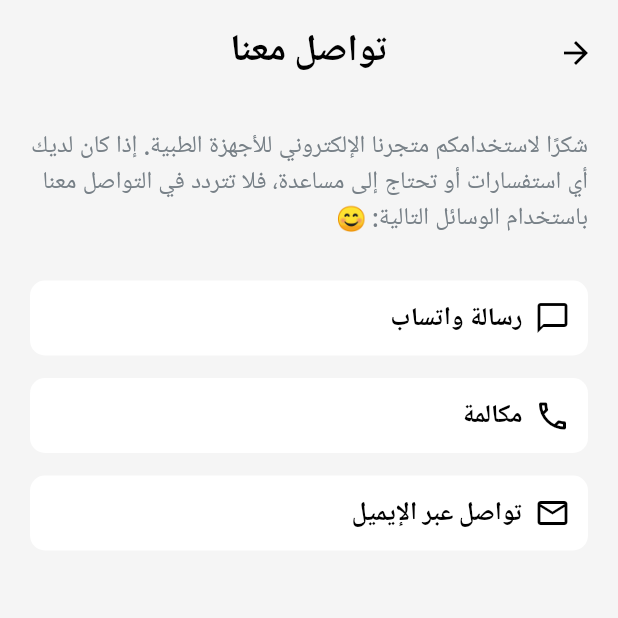
After one commit to mohammednajy/medical-devices-shop, a Flutter app: the ContactUsView screen opened by its route, after a tap on "تواصل عبر الإيميل", on a phone screen of 412 x 824 dp, the top half of it. The commit adds this screen. Run offline on Flutter 3.47's test engine with Material 2 defaults, Android fonts, the phone set to English and light mode, and no system bars; our stand-ins replace cloud_firestore, firebase_auth, firebase_core, flutter_spinkit, get_it, shared_preferences and 2 more; accounts and stored records are empty.

Commit message:
support feature and some home changes

```diff
--- a/lib/core/router/routers_name.dart
+++ b/lib/core/router/routers_name.dart
@@ -9,4 +9,5 @@ class RouteName {
   static const String devicesView = 'devicesView';
   static const String devicesDetailsView = 'devicesDetailsView';
   static const String cartView = 'cartView';
+  static const String contactUsView = 'contactUsView';
 }
--- a/lib/core/router/routes.dart
+++ b/lib/core/router/routes.dart
@@ -15,6 +15,7 @@ import 'package:medical_devices_app/modules/home/model/device_model.dart';
 import 'package:medical_devices_app/modules/onboarding/controller/onboarding_controller.dart';
 import 'package:medical_devices_app/modules/onboarding/view/onboarding_view.dart';
 import 'package:medical_devices_app/modules/order/view/cart_view.dart';
+import 'package:medical_devices_app/modules/profile/view/contactUs_view.dart';
 import 'package:provider/provider.dart';
 
 class RouteGenerator {
@@ -77,6 +78,11 @@ class RouteGenerator {
         return MaterialPageRoute(
             builder: (_) => const CartView(),
             settings: const RouteSettings(name: RouteName.cartView));
+
+      case RouteName.contactUsView:
+        return MaterialPageRoute(
+            builder: (_) => const ContactUsView(),
+            settings: const RouteSettings(name: RouteName.contactUsView));
       default:
         return unDefineRoute();
     }
--- a/lib/main.dart
+++ b/lib/main.dart
@@ -6,6 +6,7 @@ import 'package:medical_devices_app/core/router/routes.dart';
 import 'package:medical_devices_app/core/services/local_services/shared_perf.dart';
 import 'package:medical_devices_app/core/utils/theme_manager.dart';
 import 'package:medical_devices_app/firebase_options.dart';
+// ignore: depend_on_referenced_packages
 import 'package:flutter_localizations/flutter_localizations.dart';
 import 'package:medical_devices_app/modules/category/controller/category_controller.dart';
 import 'package:medical_devices_app/modules/home/controller/home_controller.dart';
@@ -26,7 +27,7 @@ void main() async {
     ChangeNotifierProvider(create: (context) => HomeController()),
     ChangeNotifierProvider(create: (context) => OrderController()),
     ChangeNotifierProvider(create: (context) => ProfileController()),
-  ], child: const MyApp()));
+  ], child: const MyApp(),),);
 }
 
 class MyApp extends StatelessWidget {
--- a/lib/modules/category/view/category_view.dart
+++ b/lib/modules/category/view/category_view.dart
@@ -2,7 +2,6 @@ import 'package:flutter/material.dart';
 import 'package:medical_devices_app/core/router/router.dart';
 import 'package:medical_devices_app/core/router/routers_name.dart';
 import 'package:medical_devices_app/core/services/remote_services/base_model.dart';
-import 'package:medical_devices_app/core/services/remote_services/firebase_init.dart';
 import 'package:medical_devices_app/core/utils/extentions.dart';
 import 'package:medical_devices_app/core/widgets/appbar_custom.dart';
 import 'package:medical_devices_app/core/widgets/loading_widget.dart';
--- a/lib/modules/category/view/devices_details_view.dart
+++ b/lib/modules/category/view/devices_details_view.dart
@@ -112,7 +112,7 @@ class _DeviceDetailsViewState extends State<DeviceDetailsView> {
                             children: [
                               Container(
                                 clipBehavior: Clip.antiAlias,
-                                height: 140,
+                                height: 130,
                                 width: 150,
                                 decoration: BoxDecoration(
                                     color: Colors.grey,
@@ -131,6 +131,7 @@ class _DeviceDetailsViewState extends State<DeviceDetailsView> {
                                   color: Colors.black,
                                   fontWeight: FontWeight.bold,
                                 ),
+                                overflow: TextOverflow.ellipsis,
                               ),
                               Text(
                                 'USD ${categoryController.lastAddedDevices.data![index].price}',
--- a/lib/modules/category/view/devices_view.dart
+++ b/lib/modules/category/view/devices_view.dart
@@ -28,7 +28,6 @@ class _DeviceViewState extends State<DeviceView> {
   void initState() {
     super.initState();
     context.read<CategoryController>().getDevices(widget.category.categoryId);
-
   }
 
   @override
@@ -64,7 +63,7 @@ class _DeviceViewState extends State<DeviceView> {
                       children: [
                         Container(
                           clipBehavior: Clip.antiAlias,
-                          height: 140,
+                          height: 130,
                           width: 150,
                           decoration: BoxDecoration(
                               color: Colors.grey,
@@ -81,6 +80,7 @@ class _DeviceViewState extends State<DeviceView> {
                             color: Colors.black,
                             fontWeight: FontWeight.bold,
                           ),
+                          overflow: TextOverflow.ellipsis,
                         ),
                         Text(
                           'USD ${categoryProvider.devices.data![index].price}',
--- a/lib/modules/home/view/last_added_section.dart
+++ b/lib/modules/home/view/last_added_section.dart
@@ -34,7 +34,7 @@ class LastAddedSection extends StatelessWidget {
                   children: [
                     Container(
                       clipBehavior: Clip.antiAlias,
-                      height: 140,
+                      height: 130,
                       width: 150,
                       decoration: BoxDecoration(
                           color: Colors.grey,
@@ -51,6 +51,7 @@ class LastAddedSection extends StatelessWidget {
                         color: Colors.black,
                         fontWeight: FontWeight.bold,
                       ),
+                      overflow: TextOverflow.ellipsis,
                     ),
                     Text(
                       'USD ${homeProvider.lastAddedDevices.data![index].price}',
--- a/lib/modules/home/view/most_ordered_section.dart
+++ b/lib/modules/home/view/most_ordered_section.dart
@@ -34,7 +34,7 @@ class MostOrderedSection extends StatelessWidget {
                   children: [
                     Container(
                       clipBehavior: Clip.antiAlias,
-                      height: 140,
+                      height: 130,
                       width: 150,
                       decoration: BoxDecoration(
                           color: Colors.grey,
@@ -51,6 +51,7 @@ class MostOrderedSection extends StatelessWidget {
                         color: Colors.black,
                         fontWeight: FontWeight.bold,
                       ),
+                      overflow: TextOverflow.ellipsis,
                     ),
                     Text(
                       'USD ${homeProvider.mostOrderedDevices.data![index].price}',
--- a/lib/modules/profile/controller/profile_controller.dart
+++ b/lib/modules/profile/controller/profile_controller.dart
@@ -4,6 +4,7 @@ import 'package:medical_devices_app/core/services/remote_services/firebase_init.
 import '../../../core/router/router.dart';
 import '../../../core/router/routers_name.dart';
 import '../../../core/services/local_services/shared_perf.dart';
+import 'package:url_launcher/url_launcher.dart';
 
 class ProfileController extends ChangeNotifier {
   logOut() async {
@@ -12,4 +13,42 @@ class ProfileController extends ChangeNotifier {
     SharedPrefController().remove();
     NavigationManager.goToAndRemove(RouteName.login);
   }
+
+  whatsappSupport() async {
+    const url = "whatsapp://send?phone=+972592663280";
+
+    if (await canLaunchUrl(Uri.parse(url))) {
+      await launchUrl(Uri.parse(url));
+    } else {
+      debugPrint('whatsapp error');
+    }
+  }
+
+  emailSupport() async {
+    final Uri emailLaunchUri = Uri(
+      scheme: 'mailto',
+      path: 'smith@example.com',
+      queryParameters: <String, String>{
+        'subject': 'Support',
+      },
+    );
+
+    if (await canLaunchUrl(emailLaunchUri)) {
+      launchUrl(emailLaunchUri);
+    } else {
+      debugPrint('whatsapp error');
+    }
+  }
+
+  callSupport() async {
+    try {
+      Uri email = Uri(
+        scheme: 'tel',
+        path: "+972592663280",
+      );
+      await launchUrl(email);
+    } catch (e) {
+      debugPrint(e.toString());
+    }
+  }
 }
--- a/lib/modules/profile/view/components/personal_cart.dart
+++ b/lib/modules/profile/view/components/personal_cart.dart
@@ -43,11 +43,13 @@ class _PersonalCardInfoState extends State<PersonalCardInfo> {
             children: [
               Text(
                 SharedPrefController().getUser().name,
-                style: context.h1,
+                style: context.h1.copyWith(fontSize: 20),
               ),
               Text(
                 SharedPrefController().getUser().email,
-                style: context.b1,
+                style: context.b1.copyWith(
+                  fontSize: 13,
+                ),
               ),
             ],
           )
--- /dev/null
+++ b/lib/modules/profile/view/contactUs_view.dart
@@ -0,0 +1,88 @@
+import 'package:flutter/material.dart';
+import 'package:medical_devices_app/core/utils/extentions.dart';
+import 'package:medical_devices_app/core/widgets/appbar_custom.dart';
+import 'package:medical_devices_app/modules/profile/controller/profile_controller.dart';
+import 'package:provider/provider.dart';
+
+class ContactUsView extends StatelessWidget {
+  const ContactUsView({super.key});
+
+  @override
+  Widget build(BuildContext context) {
+    return Scaffold(
+      appBar: const AppBarCustom(title: 'تواصل معنا'),
+      body: Padding(
+        padding: const EdgeInsets.symmetric(
+          horizontal: 20,
+          vertical: 15,
+        ),
+        child: Column(
+          children: [
+            Text(
+              'شكرًا لاستخدامكم متجرنا الإلكتروني للأجهزة الطبية. إذا كان لديك أي استفسارات أو تحتاج إلى مساعدة، فلا تتردد في التواصل معنا باستخدام الوسائل التالية: 😊 ',
+              style: context.b1,
+            ),
+            const SizedBox(height: 30),
+            ContactUsButton(
+              icon: Icons.chat_bubble_outline,
+              text: 'رسالة واتساب',
+              onPressed: () {
+                context.read<ProfileController>().whatsappSupport();
+              },
+            ),
+            const SizedBox(height: 15),
+            ContactUsButton(
+              icon: Icons.call_outlined,
+              text: 'مكالمة',
+              onPressed: () {
+                context.read<ProfileController>().callSupport();
+              },
+            ),
+            const SizedBox(height: 15),
+            ContactUsButton(
+              icon: Icons.email_outlined,
+              text: 'تواصل عبر الإيميل',
+              onPressed: () {
+                context.read<ProfileController>().emailSupport();
+              },
+            ),
+          ],
+        ),
+      ),
+    );
+  }
+}
+
+class ContactUsButton extends StatelessWidget {
+  const ContactUsButton({
+    super.key,
+    required this.icon,
+    required this.onPressed,
+    required this.text,
+  });
+  final IconData icon;
+  final String text;
+  final void Function()? onPressed;
+  @override
+  Widget build(BuildContext context) {
+    return ElevatedButton.icon(
+      icon: Icon(
+        icon,
+        color: Colors.black,
+      ),
+      onPressed: onPressed,
+      style: ElevatedButton.styleFrom(
+          alignment: Alignment.centerRight,
+          elevation: 0,
+          backgroundColor: Colors.white,
+          shape: RoundedRectangleBorder(
+            borderRadius: BorderRadius.circular(10),
+          )),
+      label: Text(
+        text,
+        textAlign: TextAlign.right,
+        style: context.h1.copyWith(fontSize: 17),
+      ),
+    );
+  }
+}
--- a/lib/modules/profile/view/profile_view.dart
+++ b/lib/modules/profile/view/profile_view.dart
@@ -1,4 +1,6 @@
 import 'package:flutter/material.dart';
+import 'package:medical_devices_app/core/router/router.dart';
+import 'package:medical_devices_app/core/router/routers_name.dart';
 import 'package:medical_devices_app/core/widgets/appbar_custom.dart';
 import 'package:medical_devices_app/core/widgets/dialog_custome.dart';
 import 'package:medical_devices_app/modules/profile/controller/profile_controller.dart';
@@ -33,7 +35,9 @@ class ProfileView extends StatelessWidget {
                 children: [
                   ProfileCustomListTile(
                     text: 'تواصل معنا',
-                    onTap: () {},
+                    onTap: () {
+                      NavigationManager.pushNamed(RouteName.contactUsView);
+                    },
                   ),
                   const Divider(
                     thickness: 1,
--- a/pubspec.yaml
+++ b/pubspec.yaml
@@ -42,6 +42,7 @@ dependencies:
   shared_preferences: ^2.2.1
   skeletons: ^0.0.3
   smooth_page_indicator: ^1.1.0
+  url_launcher: ^6.1.14
 
 dev_dependencies:
   flutter_lints: ^2.0.0
```
Also changed, not shown: lib/modules/home/view/home_view.dart (+8 -2 lines), lib/modules/order/view/active_order_view.dart (+10 -0 lines), lib/modules/order/view/cart_view.dart (+7 -10 lines), lib/modules/order/view/completed_ordered_view.dart (+16 -3 lines), pubspec.lock, 6 other files.
